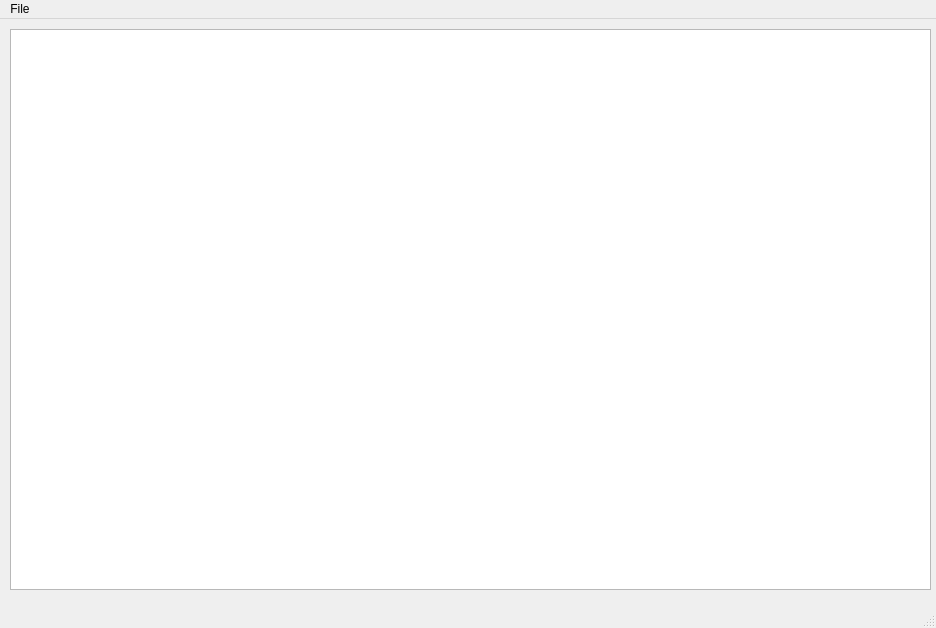
The window that ui_files/main-window.ui (abeshahsan/Photo-Wizard) describes before a commit, drawn with Qt 5.
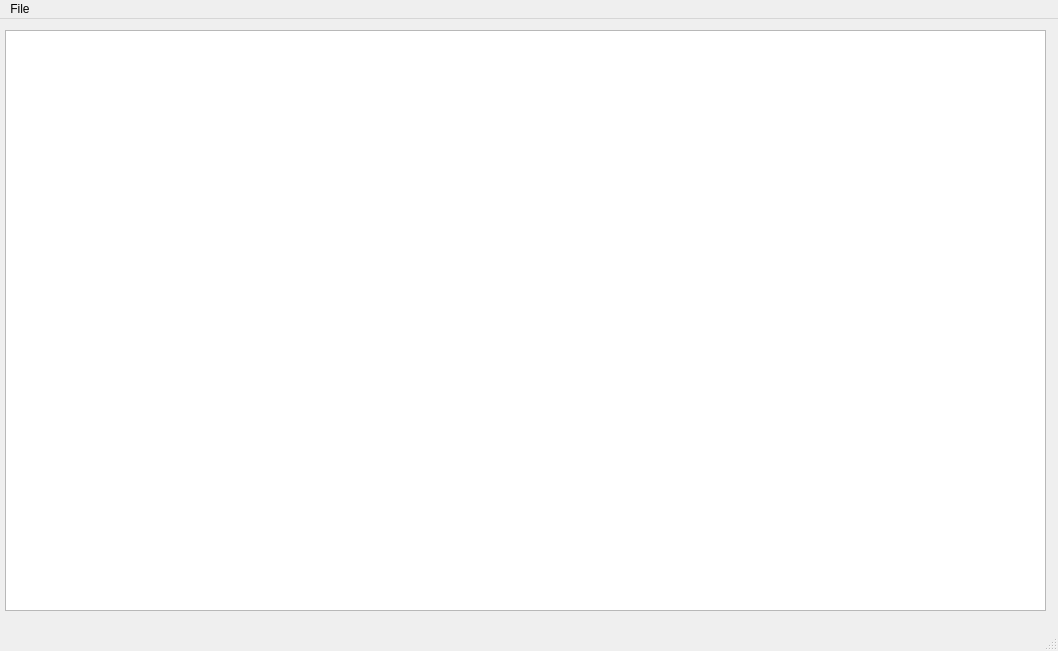
The same window after the commit.

Commit message: crop rubber band

```diff
--- a/ui_files/main-window.ui
+++ b/ui_files/main-window.ui
@@ -6,8 +6,8 @@
    <rect>
     <x>0</x>
     <y>0</y>
-    <width>936</width>
-    <height>628</height>
+    <width>1058</width>
+    <height>651</height>
    </rect>
   </property>
   <property name="sizePolicy">
@@ -26,36 +26,21 @@
      <verstretch>0</verstretch>
     </sizepolicy>
    </property>
-   <widget class="QWidget" name="verticalLayoutWidget">
+   <widget class="QGraphicsView" name="canvas">
     <property name="geometry">
      <rect>
-      <x>10</x>
-      <y>10</y>
-      <width>921</width>
-      <height>561</height>
+      <x>5</x>
+      <y>11</y>
+      <width>1041</width>
+      <height>581</height>
      </rect>
     </property>
-    <layout class="QVBoxLayout" name="verticalLayout" stretch="0">
-     <property name="spacing">
-      <number>0</number>
-     </property>
-     <property name="sizeConstraint">
-      <enum>QLayout::SetMaximumSize</enum>
-     </property>
-     <property name="bottomMargin">
-      <number>0</number>
-     </property>
-     <item>
-      <widget class="QGraphicsView" name="canvas">
-       <property name="sizePolicy">
-        <sizepolicy hsizetype="Expanding" vsizetype="Expanding">
-         <horstretch>3</horstretch>
-         <verstretch>1</verstretch>
-        </sizepolicy>
-       </property>
-      </widget>
-     </item>
-    </layout>
+    <property name="sizePolicy">
+     <sizepolicy hsizetype="Preferred" vsizetype="Preferred">
+      <horstretch>0</horstretch>
+      <verstretch>0</verstretch>
+     </sizepolicy>
+    </property>
    </widget>
   </widget>
   <widget class="QMenuBar" name="menu_bar">
@@ -63,7 +48,7 @@
     <rect>
      <x>0</x>
      <y>0</y>
-     <width>936</width>
+     <width>1058</width>
      <height>26</height>
     </rect>
    </property>
```
Left out of the diff: 2 changed lines with no effect on the pictures. The commit also changes 2 other files.
